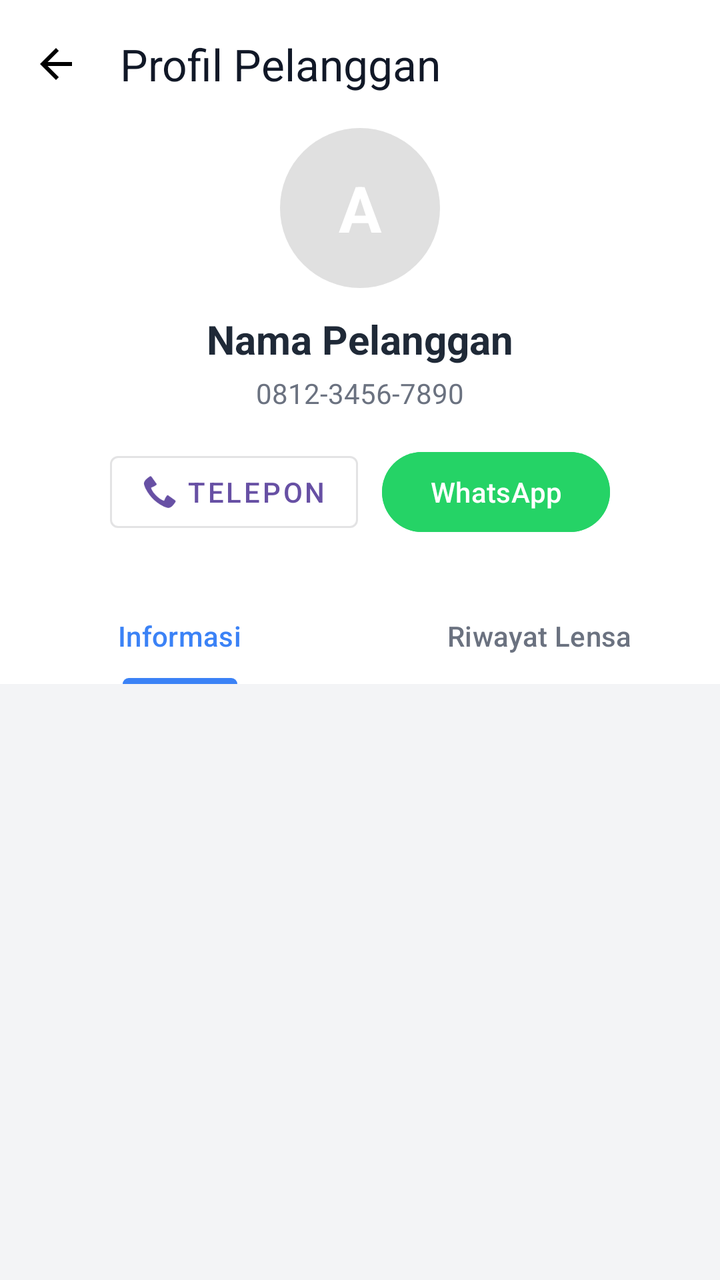
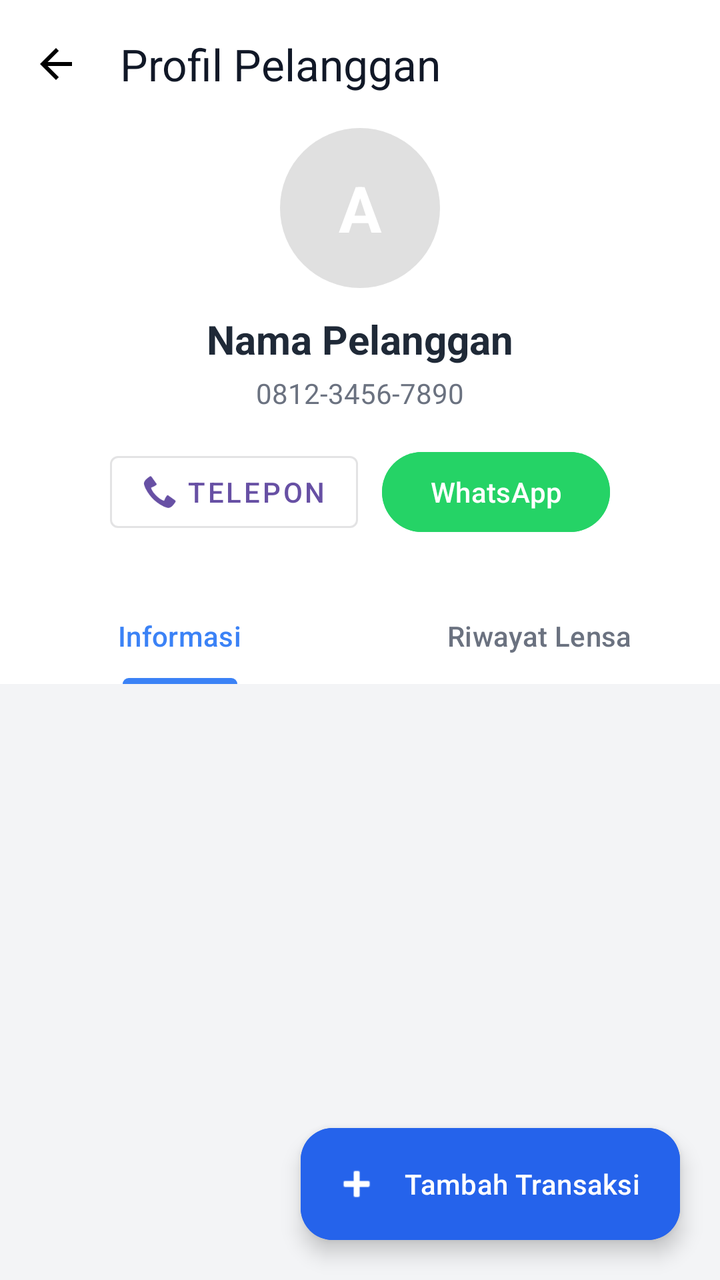

The first picture is an Android layout as it rendered before a commit; the second is the same layout after the commit. The layout source and the unified diff follow.
<!-- AndroidManifest.xml: application theme Theme.OptikCRM -->
<!-- res/layout/fragment_customer_detail.xml -->
<?xml version="1.0" encoding="utf-8"?>
<androidx.coordinatorlayout.widget.CoordinatorLayout
    xmlns:android="http://schemas.android.com/apk/res/android"
    xmlns:app="http://schemas.android.com/apk/res-auto"
    xmlns:tools="http://schemas.android.com/tools"
    android:layout_width="match_parent"
    android:layout_height="match_parent"
    android:background="#F3F4F6">

    <com.google.android.material.appbar.AppBarLayout
        android:id="@+id/appBar"
        android:layout_width="match_parent"
        android:layout_height="wrap_content"
        android:background="@color/white"
        app:elevation="0dp">

        <androidx.appcompat.widget.Toolbar
            android:id="@+id/toolbar"
            android:layout_width="match_parent"
            android:layout_height="?attr/actionBarSize"
            app:navigationIcon="@drawable/ic_arrow_back_24"
            app:title="Profil Pelanggan"
            app:titleTextColor="#111827"/>

        <LinearLayout
            android:layout_width="match_parent"
            android:layout_height="wrap_content"
            android:gravity="center_horizontal"
            android:orientation="vertical"
            android:paddingBottom="24dp">

            <TextView
                android:id="@+id/tvAvatarDetail"
                android:layout_width="80dp"
                android:layout_height="80dp"
                android:background="@drawable/bg_circle_avatar"
                android:gravity="center"
                android:text="A"
                android:textColor="@android:color/white"
                android:textSize="32sp"
                android:textStyle="bold" />

            <TextView
                android:id="@+id/tvNamaDetail"
                android:layout_width="wrap_content"
                android:layout_height="wrap_content"
                android:layout_marginTop="12dp"
                android:text="Nama Pelanggan"
                android:textColor="#1F2937"
                android:textSize="20sp"
                android:textStyle="bold" />

            <TextView
                android:id="@+id/tvHpDetail"
                android:layout_width="wrap_content"
                android:layout_height="wrap_content"
                android:layout_marginTop="4dp"
                android:text="0812-3456-7890"
                android:textColor="#6B7280"
                android:textSize="14sp" />

            <LinearLayout
                android:layout_width="wrap_content"
                android:layout_height="wrap_content"
                android:layout_marginTop="16dp"
                android:orientation="horizontal">

                <com.google.android.material.button.MaterialButton
                    android:id="@+id/btnCall"
                    style="@style/Widget.MaterialComponents.Button.OutlinedButton"
                    android:layout_width="wrap_content"
                    android:layout_height="wrap_content"
                    android:layout_marginEnd="12dp"
                    android:text="Telepon"
                    app:icon="@android:drawable/stat_sys_phone_call"/>

                <com.google.android.material.button.MaterialButton
                    android:id="@+id/btnWhatsApp"
                    android:layout_width="wrap_content"
                    android:layout_height="wrap_content"
                    android:text="WhatsApp"
                    android:backgroundTint="#25D366"/>
            </LinearLayout>

        </LinearLayout>

        <com.google.android.material.tabs.TabLayout
            android:id="@+id/tabLayout"
            android:layout_width="match_parent"
            android:layout_height="wrap_content"
            android:background="@color/white"
            app:tabIndicatorColor="#3B82F6"
            app:tabSelectedTextColor="#3B82F6"
            app:tabTextColor="#6B7280">

            <com.google.android.material.tabs.TabItem
                android:layout_width="wrap_content"
                android:layout_height="wrap_content"
                android:text="Informasi" />

            <com.google.android.material.tabs.TabItem
                android:layout_width="wrap_content"
                android:layout_height="wrap_content"
                android:text="Riwayat Lensa" />

        </com.google.android.material.tabs.TabLayout>

    </com.google.android.material.appbar.AppBarLayout>

    <androidx.viewpager2.widget.ViewPager2
        android:id="@+id/viewPager"
        android:layout_width="match_parent"
        android:layout_height="match_parent"
        app:layout_behavior="@string/appbar_scrolling_view_behavior" />

</androidx.coordinatorlayout.widget.CoordinatorLayout>
<!-- resources referenced by this layout -->
<resources>
  <color name="white">#FFFFFFFF</color>
  <!-- drawable bg_circle_avatar (drawable) -->
  <?xml version="1.0" encoding="utf-8"?>
  <shape xmlns:android="http://schemas.android.com/apk/res/android"
      android:shape="oval">
      <solid android:color="#E0E0E0" /> </shape>
  <!-- drawable ic_arrow_back_24 (drawable) -->
  <vector xmlns:android="http://schemas.android.com/apk/res/android" android:autoMirrored="true" android:height="24dp" android:tint="#000000" android:viewportHeight="24" android:viewportWidth="24" android:width="24dp">
        
      <path android:fillColor="@android:color/white" android:pathData="M20,11H7.83l5.59,-5.59L12,4l-8,8 8,8 1.41,-1.41L7.83,13H20v-2z"/>
      
  </vector>
  <style name="Theme.OptikCRM" parent="Base.Theme.OptikCRM" />
  <style name="Base.Theme.OptikCRM" parent="Theme.Material3.DayNight.NoActionBar">
          
          
      </style>
</resources>

<!-- the commit's change to res/layout/fragment_customer_detail.xml (unified diff, before → after) -->
@@ -59,6 +59,19 @@
                 android:textColor="#6B7280"
                 android:textSize="14sp" />
 
+            <TextView
+                android:id="@+id/tvSyncBanner"
+                android:layout_width="wrap_content"
+                android:layout_height="wrap_content"
+                android:layout_marginTop="6dp"
+                android:background="#FEF2F2"
+                android:paddingHorizontal="10dp"
+                android:paddingVertical="4dp"
+                android:text="Belum tersinkron ke server"
+                android:textColor="#DC2626"
+                android:textSize="12sp"
+                android:visibility="gone" />
+
             <LinearLayout
                 android:layout_width="wrap_content"
                 android:layout_height="wrap_content"
@@ -113,4 +126,16 @@
         android:layout_height="match_parent"
         app:layout_behavior="@string/appbar_scrolling_view_behavior" />
 
+    <com.google.android.material.floatingactionbutton.ExtendedFloatingActionButton
+        android:id="@+id/fabAddTransaction"
+        android:layout_width="wrap_content"
+        android:layout_height="wrap_content"
+        android:layout_gravity="bottom|end"
+        android:layout_margin="20dp"
+        android:text="Tambah Transaksi"
+        android:textColor="@color/white"
+        android:backgroundTint="#2563EB"
+        app:iconTint="@color/white"
+        app:icon="@android:drawable/ic_input_add" />
+
 </androidx.coordinatorlayout.widget.CoordinatorLayout>
